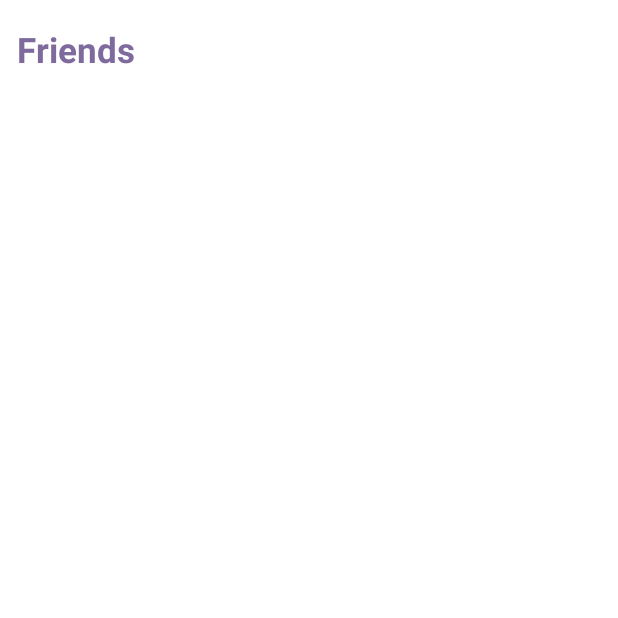
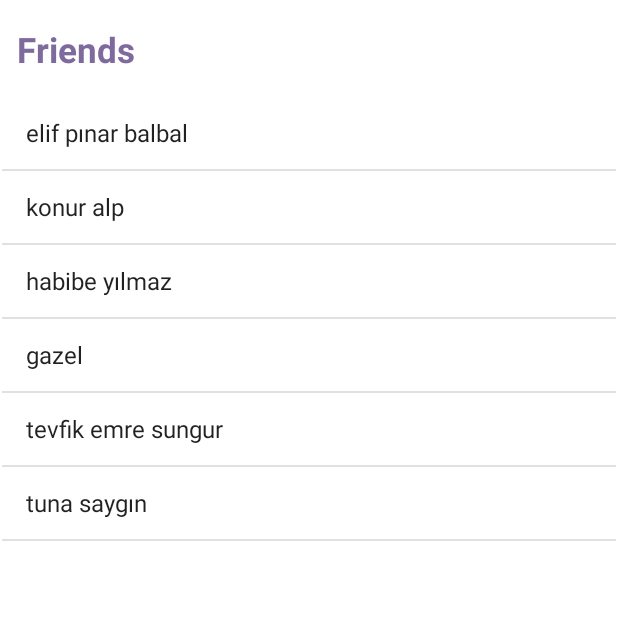
Before and after one commit to elifsorguc/MainMenu, an Android app: the Friends screen opened directly, with no data from a screen before it, on a phone screen of 412 x 824 dp, the top half of it. Run offline under Robolectric (Android 15) with nearby library versions, the phone set to English and light mode, and no system bars.

Commit message:
book worm app files fixed Search + StudentBook + Book Deleted end

```diff
--- a/app/src/main/java/com/example/mainmenu/Book.java
+++ b/app/src/main/java/com/example/mainmenu/Book.java
@@ -38,11 +38,11 @@ public class Book implements Serializable {
     }
 
     public String getName(){
+
         return name;
     }
 
     public String getPublication(){
-
         return publication;
     }
 
@@ -73,7 +73,6 @@ public class Book implements Serializable {
     }
 
     public String getauthor(){
-
         return author;
     }
 
--- a/app/src/main/java/com/example/mainmenu/Friends.java
+++ b/app/src/main/java/com/example/mainmenu/Friends.java
@@ -5,16 +5,26 @@ import androidx.appcompat.app.AppCompatActivity;
 import android.content.Intent;
 import android.os.Bundle;
 import android.view.View;
+import android.widget.AdapterView;
+import android.widget.ArrayAdapter;
 import android.widget.Button;
 
 import com.example.mainmenu.databinding.ActivityFriendsBinding;
 import com.example.mainmenu.databinding.ActivitySearchBinding;
 
 import java.util.ArrayList;
+import java.util.stream.Collectors;
 
 public class Friends extends AppCompatActivity {
     private ArrayList<User> friends;
-   private ActivityFriendsBinding binding;
+    private ActivityFriendsBinding binding;
+    private Student student1;
+    private Student student2;
+    private Student student3;
+    private Student student4;
+    private Student student5;
+    private Student student6;
+    private ArrayAdapter adapter;
     @Override
     protected void onCreate(Bundle savedInstanceState) {
         super.onCreate(savedInstanceState);
@@ -23,12 +33,39 @@ public class Friends extends AppCompatActivity {
         View view = binding.getRoot();
         setContentView(view);
         friends = new ArrayList<>();
+        loadFriends();
 
-
-
+        adapter = new ArrayAdapter(Friends.this, android.R.layout.simple_list_item_1,
+                friends.stream().map(student -> student.getName()).collect(Collectors.toList())
+        );
+        binding.friendsListView.setAdapter(adapter);
+        /*binding.friendsListView.setOnItemClickListener(new AdapterView.OnItemClickListener() {
+            @Override
+            public void onItemClick(AdapterView<?> adapterView, View view, int i, long l) {
+                //Toast.makeText(Friends.this, books.get(i).getName(), Toast.LENGTH_LONG).show();
+                Intent intent = new Intent(Friends.this, Book.class);
+                intent.putExtra("bookSelected", books.get(i));
+                startActivity(intent);
+            }
+        });*/
 
 
     }
 
+    private void loadFriends(){
+        //DATABASE
+        student1 = new Student("elifpinar@bilkent", "123456" , "22003786", false,"elif pınar balbal ", "sorguç", true, "cs", true,false,false,false);
+        student2 = new Student("elifpinar@bilkent", "123456" , "22003786", false,"konur alp ", "sorguç", true, "cs", true,false,false,false);
+        student3 = new Student("elifpinar@bilkent", "123456" , "22003786", false,"habibe yılmaz", "sorguç", true, "cs", true,false,false,false);
+        student4 = new Student("elifpinar@bilkent", "123456" , "22003786", false,"gazel", "sorguç", true, "cs", true,false,false,false);
+        student5 = new Student("elifpinar@bilkent", "123456" , "22003786", false,"tevfik emre sungur ", "sorguç", true, "cs", true,false,false,false);
+        student6 = new Student("elifpinar@bilkent", "123456" , "22003786", false,"tuna saygın", "sorguç", true, "cs", true,false,false,false);
+        friends.add(student1);
+        friends.add(student2);
+        friends.add(student3);
+        friends.add(student4);
+        friends.add(student5);
+        friends.add(student6);
 
+    }
 }
--- a/app/src/main/java/com/example/mainmenu/Student.java
+++ b/app/src/main/java/com/example/mainmenu/Student.java
@@ -12,15 +12,24 @@ public class Student extends User {
     private boolean isProfileVisible;
     private boolean isStatusVisible;
     private boolean isListVisible;
-    private BookLists bookList;
+    private BookList bookList;
+    private String currentBook;
 
     ArrayList<Genre> genres = new ArrayList<Genre>();
     ArrayList<BookList> bookLists = new ArrayList<BookList>();
     ArrayList<Student> friends = new ArrayList<Student>();
     ArrayList<Book> previousBooks = new ArrayList<Book>();
     ArrayList<Book> favorites = new ArrayList<Book>();
-    ArrayList<Book> currentBook = new ArrayList<>();
-    //Book currentBook;
+
+    public  Student(String email, String password,String bilkentID, boolean isAdmin, String name,String surname,boolean isStudent, String department, boolean isAtLibrary, boolean isProfileVisible, boolean isStatusVisible,  boolean isListVisible){
+        super(email,password,bilkentID,isAdmin,name,surname);
+        this.isStudent = isStudent;
+        this.department = department;
+        this.isAtLibrary = isAtLibrary;
+        this.isProfileVisible = isProfileVisible;
+        this.isStatusVisible = isStatusVisible;
+        this.isListVisible = isListVisible;
+    }
 
     // getter methods
 
@@ -43,12 +52,12 @@ public class Student extends User {
         return bookLists;
     }
     public ArrayList<Book> getPrevBooks(){
-       return previousBooks;
+        return previousBooks;
     }
     public ArrayList<Book> getFavBooks(){
         return favorites;
     }
-    public ArrayList<Book> getCurrentBook(){return currentBook; }
+    public String getCurrentBook(){return currentBook; }
 
     public ArrayList<Genre> getGenres(){
         return genres;
@@ -108,7 +117,7 @@ public class Student extends User {
         this.previousBooks = previosBooks;
     }
 
-    public void setCurrentBook(ArrayList<Book> book){
+    public void setCurrentBook( String book){
         this.currentBook = book;
     }
 
@@ -117,7 +126,7 @@ public class Student extends User {
     }
 
     public void borrowBook(Book book){
-        this.currentBook.add(book);
+
         previousBooks.add(book);
     }
 
@@ -125,12 +134,12 @@ public class Student extends User {
         bookLists.add(list);
     }
 
-    public void addBookToBookList(BookLists list, Book book){
+    public void addBookToBookList(BookList list, Book book){
         list.addBook(book);
         this.bookList = list;
     }
 
-    public void deleteBookFromBookList(BookLists list, Book book){
+    public void deleteBookFromBookList(BookList list, Book book){
         list.removeBook(book);
         this.bookList = list;
     }
--- a/app/src/main/java/com/example/mainmenu/StudentSocialLibrary.java
+++ b/app/src/main/java/com/example/mainmenu/StudentSocialLibrary.java
@@ -54,7 +54,7 @@ public class StudentSocialLibrary extends AppCompatActivity {
 
     // Opening new pages
     private void openFriendsInLibrary() {
-        Intent intent = new Intent(this, StudentsInLibrary.class);
+        Intent intent = new Intent(StudentSocialLibrary.this, Friends.class);
         startActivity(intent);
     }
 }
--- a/app/src/main/java/com/example/mainmenu/StudentsInLibrary.java
+++ b/app/src/main/java/com/example/mainmenu/StudentsInLibrary.java
@@ -25,7 +25,7 @@ public class StudentsInLibrary extends AppCompatActivity {
         super.onCreate(savedInstanceState);
         setContentView(R.layout.activity_students_in_library);
         mUser = mAuth.getCurrentUser();
-        mFirestore.collection("Users").document("userUid")
+        mFirestore.collection("user").document(mUser.getUid())
                 .get()
                 .addOnSuccessListener(this, new OnSuccessListener<DocumentSnapshot>() {
                     @Override
--- a/app/src/main/java/com/example/mainmenu/User.java
+++ b/app/src/main/java/com/example/mainmenu/User.java
@@ -11,6 +11,15 @@ public abstract class User {
     protected boolean isAdmin;
     protected String name;
     protected String surname;
+
+    public User(String email, String password, String bilkentID, boolean isAdmin, String name,String surname ){
+        this.email = email;
+        this.password = password;
+        this.bilkentID = bilkentID;
+        this.isAdmin = isAdmin;
+        this.name = name;
+        this.surname = surname;
+    }
 
     // getter methods
     public String getEmail(){
--- a/app/src/main/res/layout/activity_friends.xml
+++ b/app/src/main/res/layout/activity_friends.xml
@@ -20,7 +20,7 @@
         app:layout_constraintTop_toTopOf="parent">
 
         <TextView
-            android:id="@+id/notificationsText2"
+            android:id="@+id/friends"
             android:layout_width="match_parent"
             android:layout_height="wrap_content"
             android:layout_marginStart="10dp"
@@ -33,6 +33,7 @@
             android:textStyle="bold"></TextView>
 
         <ListView
+            android:id="@+id/friendsListView"
             android:layout_width="match_parent"
             android:layout_height="match_parent" />
 
--- a/app/src/main/res/layout/activity_search.xml
+++ b/app/src/main/res/layout/activity_search.xml
@@ -22,6 +22,7 @@
         app:layout_constraintVertical_bias="1.0">
 
         <SearchView
+            android:id="@+id/searchView"
             android:layout_width="match_parent"
             android:layout_height="wrap_content"
             android:background="@drawable/search_view_bg"
--- a/app/src/main/res/layout/activity_sign_in.xml
+++ b/app/src/main/res/layout/activity_sign_in.xml
@@ -61,7 +61,8 @@
         app:layout_constraintEnd_toEndOf="parent"
         app:layout_constraintStart_toStartOf="parent"
         app:layout_constraintTop_toBottomOf="@+id/email"
-        app:layout_constraintVertical_bias="0.033" />
+        app:layout_constraintVertical_bias="0.033"
+        android:inputType="textPassword"/>
 
     <Button
         android:id="@+id/signinbtn"
--- a/app/src/main/res/layout/activity_student_sign_up.xml
+++ b/app/src/main/res/layout/activity_student_sign_up.xml
@@ -96,7 +96,8 @@
             android:drawablePadding="15dp"
             android:drawableTint="@color/white"
             android:hint="Password"
-            android:padding="20dp" />
+            android:padding="20dp"
+            android:inputType="textPassword"/>
     </LinearLayout>
 
     <TextView
--- a/app/src/main/res/layout/activity_student_social_library.xml
+++ b/app/src/main/res/layout/activity_student_social_library.xml
@@ -22,7 +22,7 @@
             android:id="@+id/numberOfPeopleInLibraryText"
             android:layout_width="match_parent"
             android:layout_height="41dp"
-            android:text="Number Of People In Library // Database" />
+            android:text="Number Of People In Library: 4" />
 
         <Button
             android:id="@+id/buttonFriendsInLibrary"
```
Also changed, not shown: app/src/main/java/com/example/mainmenu/BookList.java (+18 -1 lines), app/src/main/java/com/example/mainmenu/Profile.java (+13 -29 lines), app/src/main/java/com/example/mainmenu/Search.java (+36 -5 lines), app/src/main/java/com/example/mainmenu/SignIn.java (+15 -2 lines), app/src/main/java/com/example/mainmenu/StudentSignUp.java (+107 -6 lines), app/src/main/java/com/example/mainmenu/StudentStudyMultiMediaRooms.java (+101 -1 lines), app/src/main/res/layout/activity_genre_selection.xml (+18 -9 lines), app/src/main/res/layout/activity_profile.xml (+4 -44 lines), app/src/main/res/drawable-v24/comedy.png (added).
